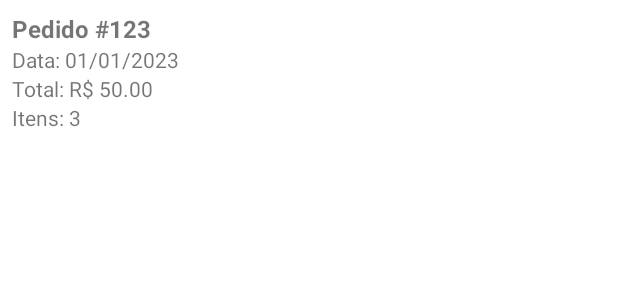
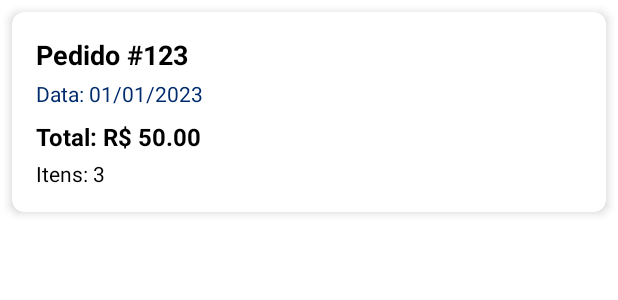
Before and after one commit to juliaretore/CoffeeShop, an Android app: the layout item_order.xml on its own in the app's theme, with its tools: preview values and no code run, on a phone screen of 412 x 824 dp. Shown: the top 300 px of the screen. Run offline under Robolectric (Android 15) with nearby library versions, the phone set to English and light mode, and no system bars.

Commit message:
ajustes
abertura fire drink e order mais bonito

```diff
--- a/app/src/main/res/layout/activity_splash.xml
+++ b/app/src/main/res/layout/activity_splash.xml
@@ -9,7 +9,7 @@
         android:id="@+id/imageView3"
         android:layout_width="wrap_content"
         android:layout_height="wrap_content"
-        app:srcCompat="@drawable/coffeeshop"
+        app:srcCompat="@drawable/fire_drink_abertura"
         tools:layout_editor_absoluteX="0dp"
         tools:layout_editor_absoluteY="0dp" />
 
--- a/app/src/main/res/layout/item_order.xml
+++ b/app/src/main/res/layout/item_order.xml
@@ -1,37 +1,59 @@
 <?xml version="1.0" encoding="utf-8"?>
+<androidx.cardview.widget.CardView xmlns:android="http://schemas.android.com/apk/res/android"
+    android:layout_width="match_parent"
+    android:layout_height="wrap_content"
+    xmlns:app="http://schemas.android.com/apk/res-auto"
+    android:layout_margin="8dp"
+    android:background="@color/white"
+    app:cardCornerRadius="8dp"
+    app:cardElevation="4dp">
+
     <LinearLayout
-    xmlns:android="http://schemas.android.com/apk/res/android"
         android:layout_width="match_parent"
         android:layout_height="wrap_content"
         android:orientation="vertical"
-    android:padding="8dp">
+        android:padding="16dp">
 
+        <!-- Título do Pedido -->
         <TextView
             android:id="@+id/textViewOrderId"
             android:layout_width="wrap_content"
             android:layout_height="wrap_content"
             android:text="Pedido #123"
             android:textStyle="bold"
-        android:textSize="16sp" />
+            android:textColor="@color/black"
+            android:textSize="18sp" />
 
+        <!-- Data do Pedido -->
         <TextView
             android:id="@+id/textViewOrderDate"
             android:layout_width="wrap_content"
             android:layout_height="wrap_content"
             android:text="Data: 01/01/2023"
+            android:textColor="@color/azul"
+            android:layout_marginTop="4dp"
             android:textSize="14sp" />
 
+        <!-- Total do Pedido -->
         <TextView
             android:id="@+id/textViewOrderTotal"
             android:layout_width="wrap_content"
             android:layout_height="wrap_content"
             android:text="Total: R$ 50.00"
-        android:textSize="14sp" />
+            android:textStyle="bold"
+            android:textColor="@color/black"
+            android:layout_marginTop="8dp"
+            android:textSize="16sp" />
 
+        <!-- Número de Itens -->
         <TextView
             android:id="@+id/textViewItemCount"
             android:layout_width="wrap_content"
             android:layout_height="wrap_content"
             android:text="Itens: 3"
+            android:textColor="@color/black"
+            android:layout_marginTop="4dp"
             android:textSize="14sp" />
+
     </LinearLayout>
+</androidx.cardview.widget.CardView>
```
Also changed, not shown: app/src/main/res/drawable/fire_drink_abertura.png (added). Lines whose indentation alone changed are shown as unchanged.
